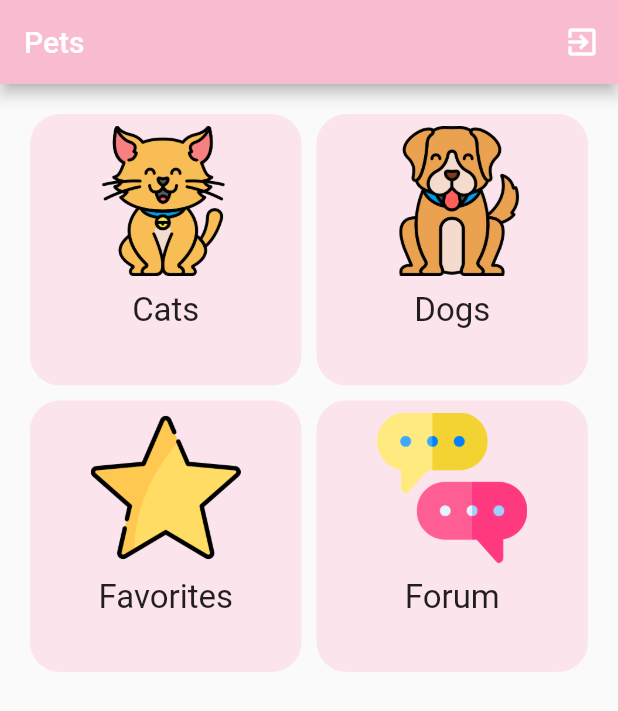
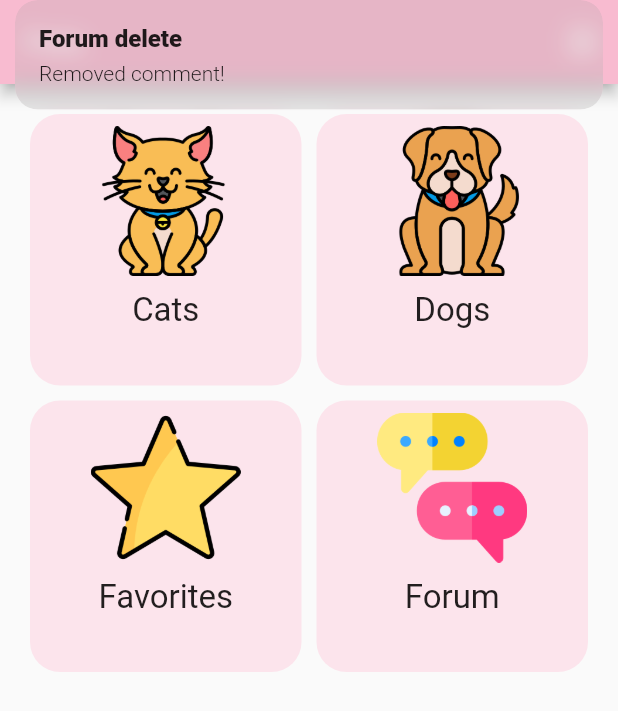
Before and after one commit to lucasoliveirasouza/wikipets, a Flutter app: the CommentEditView screen opened directly with empty values, after a tap on "Save", after a tap on the "delete" icon, on a phone screen of 412 x 824 dp. Shown: the top 711 px of the screen. Run offline on Flutter 3.47's test engine with Material 2 defaults, Android fonts, the phone set to English and light mode, and no system bars; our stand-ins replace cloud_firestore, firebase_auth, firebase_core, flutter_rating_bar, get, sqflite; missing offline and left inert: flutter_web_browser; accounts and stored records are empty; network calls fail.

Commit message:
Atualizar service #93 #92

```diff
--- a/lib/main.dart
+++ b/lib/main.dart
@@ -23,10 +23,10 @@ void main() async {
     providers: [
       ChangeNotifierProvider(create: (context) => CatService()),
       ChangeNotifierProvider(create: (context) => DogService()),
+      ChangeNotifierProvider(create: (context) => CatFavoriteRepository()),
       ChangeNotifierProvider(create: (context) => AuthService()),
       ChangeNotifierProvider(create: (context) => ForumService()),
       ChangeNotifierProvider(create: (context) => CommentService()),
-      ChangeNotifierProvider(create: (context) => CatFavoriteRepository()),
     ],
     child: MyApp(),
   ));
@@ -35,11 +35,9 @@ void main() async {
 class MyApp extends StatelessWidget {
   const MyApp({Key? key}) : super(key: key);
 
-  // This widget is the root of your application.
   @override
   Widget build(BuildContext context) {
     return GetMaterialApp(
-      title: 'Wiki Pets',
       debugShowCheckedModeBanner: false,
       theme: ThemeData(
         primarySwatch: Colors.pink,
@@ -49,6 +47,7 @@ class MyApp extends StatelessWidget {
           ),
         ),
       ),
+      title: 'Wiki Pets',
       home: const AuthCheck(),
     );
   }
--- a/lib/service/comment_service.dart
+++ b/lib/service/comment_service.dart
@@ -20,7 +20,7 @@ class CommentService extends ChangeNotifier {
 
       snapshot.docs.forEach((d) {
         Comment comment = Comment(
-            "", d["user"], d["description"], d["subject"], d["idForum"]);
+            d.id, d["user"], d["description"], d["subject"], d["idForum"]);
         _comments.add(comment);
       });
       notifyListeners();
@@ -46,4 +46,40 @@ class CommentService extends ChangeNotifier {
       return e.message;
     }
   }
+
+  String? editComment(Comment comment, String description) {
+    try {
+      var collection = FirebaseFirestore.instance.collection('comment');
+      collection.doc(comment.id).update({
+        'description': description,
+        'subject': comment.subject,
+        'user': comment.user,
+        'idForum': comment.idForum,
+      });
+
+      _comments.forEach((element) {
+        if (element.description == comment.description) {
+          element.description = description;
+          notifyListeners();
+        }
+      });
+
+      return "Edited comment!";
+    } on FirebaseException catch (e) {
+      return e.message;
+    }
+  }
+
+  String? removeComment(Comment comment) {
+    try {
+      var collection = FirebaseFirestore.instance.collection('comment');
+      collection.doc(comment.id).delete();
+
+      _comments.removeWhere((element) => element.id == comment.id);
+      notifyListeners();
+      return "Removed comment!";
+    } on FirebaseException catch (e) {
+      return e.message;
+    }
+  }
 }
--- a/lib/views/forum/comment_edit.dart
+++ b/lib/views/forum/comment_edit.dart
@@ -1,6 +1,9 @@
 import 'package:flutter/material.dart';
+import 'package:get/get.dart';
+import 'package:provider/provider.dart';
 import 'package:wikipets/constantes.dart';
 import 'package:wikipets/models/comment.dart';
+import 'package:wikipets/service/comment_service.dart';
 
 class CommentEditView extends StatefulWidget {
   Comment comment;
@@ -59,12 +62,12 @@ class _CommentEditViewState extends State<CommentEditView> {
                 child: ElevatedButton(
                   onPressed: () {
                     if (formKey.currentState!.validate()) {
-                      /* Get.snackbar(
+                      Get.snackbar(
                         "Forum registration",
-                        Provider.of<ForumService>(context, listen: false)
-                            .editForum(widget.forum, description.text)
+                        Provider.of<CommentService>(context, listen: false)
+                            .editComment(widget.comment, description.text)
                             .toString(),
-                      );*/
+                      );
                       Navigator.of(context).pop();
                     }
                   },
@@ -80,12 +83,12 @@ class _CommentEditViewState extends State<CommentEditView> {
               Center(
                 child: IconButton(
                   onPressed: () {
-                    /*Get.snackbar(
+                    Get.snackbar(
                       "Forum delete",
-                      Provider.of<ForumService>(context, listen: false)
-                          .removeForum(widget.forum)
+                      Provider.of<CommentService>(context, listen: false)
+                          .removeComment(widget.comment)
                           .toString(),
-                    );*/
+                    );
                     Navigator.of(context).pop();
                   },
                   icon: Icon(
```
